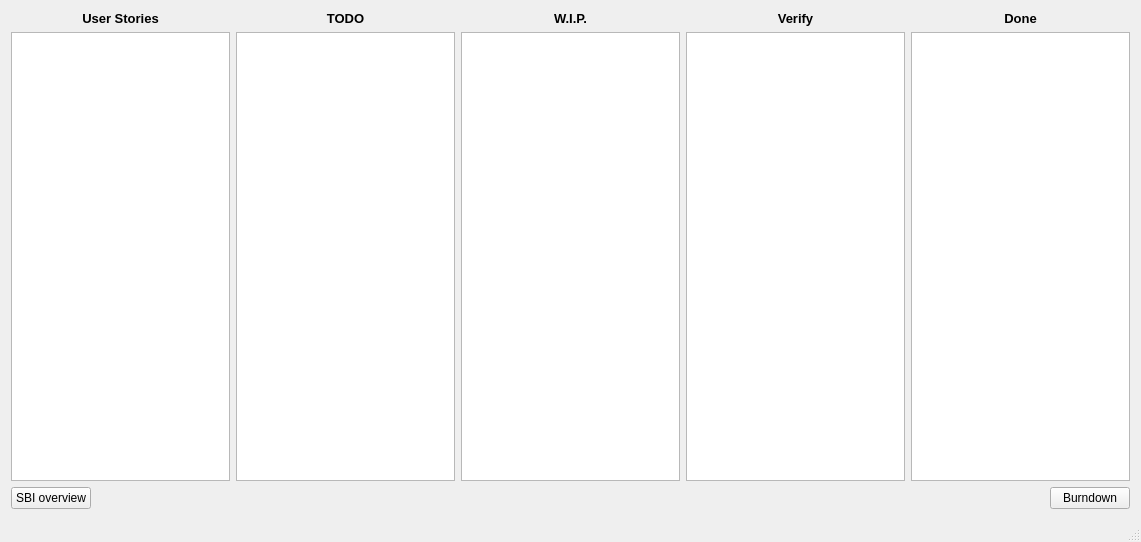
Above: mainwindow.ui from Roconda/Scrumboard before the change. Below: the same form after it.
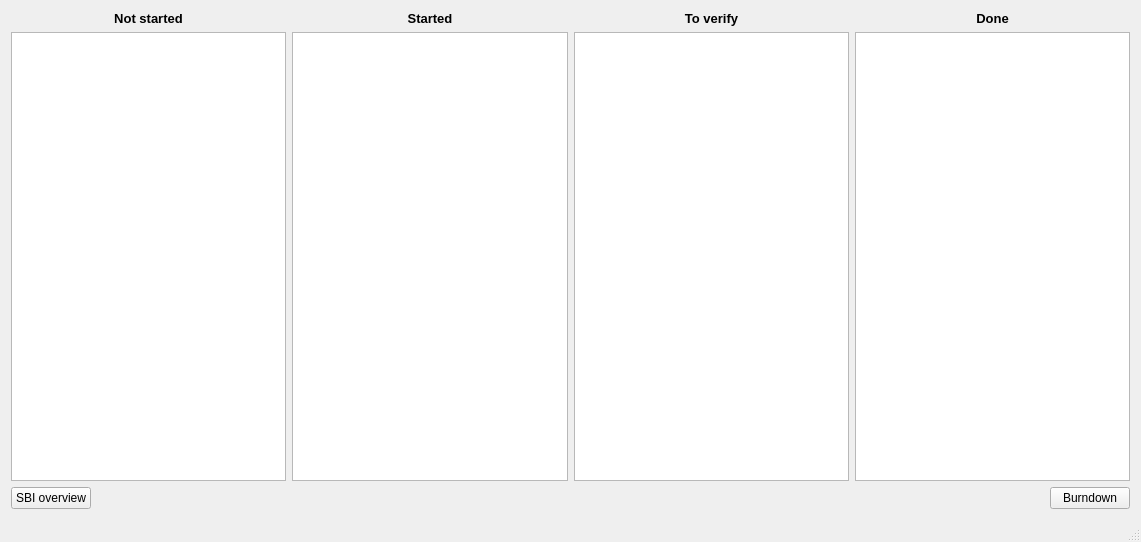
That is the form after the change.

Commit message: fixed issue #6 usecase 1

What changed in the file:
```diff
--- a/mainwindow.ui
+++ b/mainwindow.ui
@@ -22,7 +22,7 @@
         <item>
          <widget class="QLabel" name="userStoriesLabel">
           <property name="text">
-           <string>&lt;html&gt;&lt;head/&gt;&lt;body&gt;&lt;p align=&quot;center&quot;&gt;&lt;span style=&quot; font-size:10pt; font-weight:600;&quot;&gt;User Stories&lt;/span&gt;&lt;/p&gt;&lt;/body&gt;&lt;/html&gt;</string>
+           <string>&lt;html&gt;&lt;head/&gt;&lt;body&gt;&lt;p align=&quot;center&quot;&gt;&lt;span style=&quot; font-size:10pt; font-weight:600;&quot;&gt;Not started&lt;/span&gt;&lt;/p&gt;&lt;/body&gt;&lt;/html&gt;</string>
           </property>
          </widget>
         </item>
@@ -36,7 +36,7 @@
         <item>
          <widget class="QLabel" name="todosLabel">
           <property name="text">
-           <string>&lt;html&gt;&lt;head/&gt;&lt;body&gt;&lt;p align=&quot;center&quot;&gt;&lt;span style=&quot; font-size:10pt; font-weight:600;&quot;&gt;TODO&lt;/span&gt;&lt;/p&gt;&lt;/body&gt;&lt;/html&gt;</string>
+           <string>&lt;html&gt;&lt;head/&gt;&lt;body&gt;&lt;p align=&quot;center&quot;&gt;&lt;span style=&quot; font-size:10pt; font-weight:600;&quot;&gt;Started&lt;/span&gt;&lt;/p&gt;&lt;/body&gt;&lt;/html&gt;</string>
           </property>
          </widget>
         </item>
@@ -50,7 +50,7 @@
         <item>
          <widget class="QLabel" name="wipLabel">
           <property name="text">
-           <string>&lt;html&gt;&lt;head/&gt;&lt;body&gt;&lt;p align=&quot;center&quot;&gt;&lt;span style=&quot; font-size:10pt; font-weight:600;&quot;&gt;W.I.P.&lt;/span&gt;&lt;/p&gt;&lt;/body&gt;&lt;/html&gt;</string>
+           <string>&lt;html&gt;&lt;head/&gt;&lt;body&gt;&lt;p align=&quot;center&quot;&gt;&lt;span style=&quot; font-size:10pt; font-weight:600;&quot;&gt;To verify&lt;/span&gt;&lt;/p&gt;&lt;/body&gt;&lt;/html&gt;</string>
           </property>
          </widget>
         </item>
@@ -64,26 +64,12 @@
         <item>
          <widget class="QLabel" name="verifyLabel">
           <property name="text">
-           <string>&lt;html&gt;&lt;head/&gt;&lt;body&gt;&lt;p align=&quot;center&quot;&gt;&lt;span style=&quot; font-size:10pt; font-weight:600;&quot;&gt;Verify&lt;/span&gt;&lt;/p&gt;&lt;/body&gt;&lt;/html&gt;</string>
-          </property>
-         </widget>
-        </item>
-        <item>
-         <widget class="QListWidget" name="verifyList"/>
-        </item>
-       </layout>
-      </item>
-      <item>
-       <layout class="QVBoxLayout" name="verticalLayout_5">
-        <item>
-         <widget class="QLabel" name="doneLabel">
-          <property name="text">
            <string>&lt;html&gt;&lt;head/&gt;&lt;body&gt;&lt;p align=&quot;center&quot;&gt;&lt;span style=&quot; font-size:10pt; font-weight:600;&quot;&gt;Done&lt;/span&gt;&lt;/p&gt;&lt;/body&gt;&lt;/html&gt;</string>
           </property>
          </widget>
         </item>
         <item>
-         <widget class="QListView" name="doneList"/>
+         <widget class="QListWidget" name="verifyList"/>
         </item>
        </layout>
       </item>
```
Left out of the diff: 5 changed lines with no effect on the pictures.
